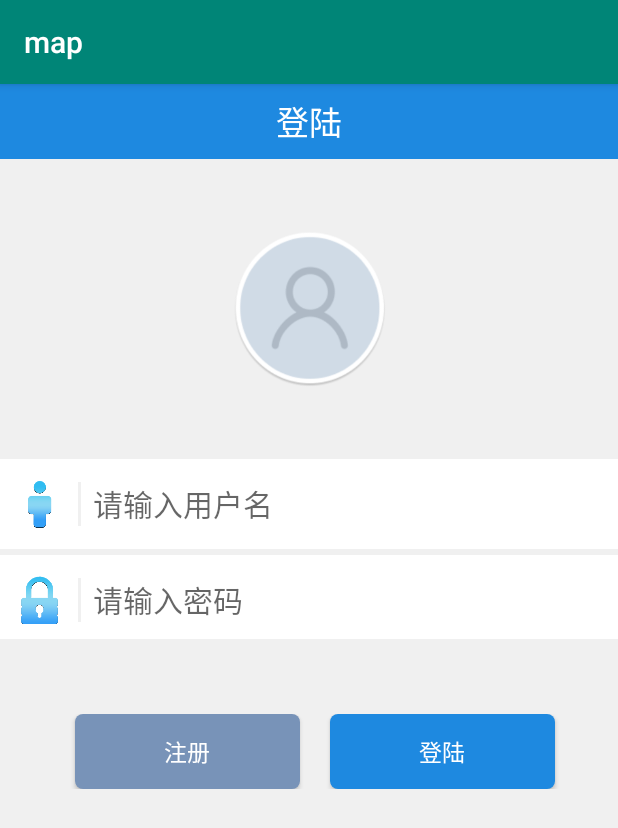
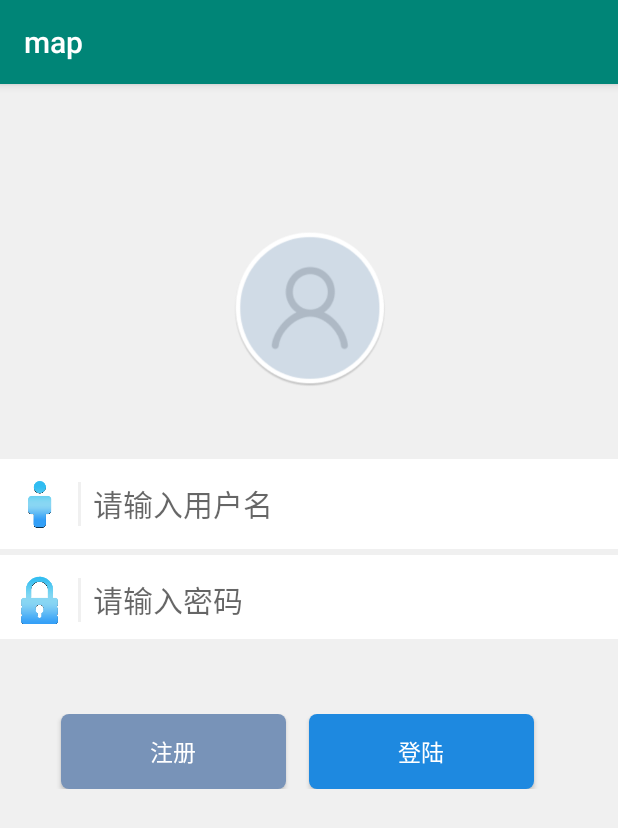
Before and after one commit to yddjyy/map, an Android app: the screen it shows after launch (login), on a phone screen of 412 x 824 dp. Shown: the top 828 px of the screen. Run offline under Robolectric (Android 15) with nearby library versions, the phone set to English and light mode, and no system bars.

Commit message:
添加桌面图标

```diff
--- a/app/src/main/AndroidManifest.xml
+++ b/app/src/main/AndroidManifest.xml
@@ -1,10 +1,12 @@
 <?xml version="1.0" encoding="utf-8"?>
 <manifest xmlns:android="http://schemas.android.com/apk/res/android"
     package="com.my.map">
-
+    <uses-permission android:name="android.permission.INTERNET" />
+    <uses-permission android:name="android.permission.WRITE_EXTERNAL_STORAGE" /> <!-- 访问网络，网络定位需要上网 -->
+    <uses-permission android:name="android.permission.ACCESS_COARSE_LOCATION" /> <!-- 访问网络，进行地图相关业务数据请求，包括地图数据，路线规划，POI检索等 -->
     <application
         android:allowBackup="true"
-        android:icon="@mipmap/ic_launcher"
+        android:icon="@mipmap/icon_app"
         android:label="@string/app_name"
         android:roundIcon="@mipmap/ic_launcher_round"
         android:supportsRtl="true"
--- a/app/src/main/java/com/my/map/login.java
+++ b/app/src/main/java/com/my/map/login.java
@@ -1,7 +1,6 @@
 package com.my.map;
 
 import androidx.appcompat.app.AppCompatActivity;
-
 import android.os.Bundle;
 import android.view.View;
 import android.widget.Button;
@@ -45,6 +44,7 @@ public class login extends AppCompatActivity {
             public void onClick(View view) {
                 String username = ((EditText) findViewById(R.id.username)).getText().toString();
                 String password = ((EditText) findViewById(R.id.password)).getText().toString();
+                System.out.println(username+","+password+"-----------------------------");
                 if (UserService.signUp(username, password))
                     runOnUiThread(new Runnable() {
                         @Override
--- a/app/src/main/res/layout/activity_login.xml
+++ b/app/src/main/res/layout/activity_login.xml
@@ -4,29 +4,12 @@
     android:layout_height="fill_parent"
     android:orientation="vertical"
     android:background="#f0f0f0">
-    <RelativeLayout
-        android:id="@+id/LoginTopTitle"
-        android:layout_width="fill_parent"
-        android:layout_height="50dp"
-        android:layout_alignParentTop="true"
-        android:background="#1e89e0">
-        <LinearLayout
-            android:layout_width="wrap_content"
-            android:layout_height="wrap_content"
-            android:layout_centerInParent="true">
-            <TextView
-                android:layout_width="wrap_content"
-                android:layout_height="wrap_content"
-                android:text="登陆"
-                android:textSize="22dp"
-                android:textColor="#ffffff" />
-        </LinearLayout>
-    </RelativeLayout>
+
     <RelativeLayout
         android:id="@+id/loginUser"
         android:layout_width="fill_parent"
         android:layout_height="200dp"
-        android:layout_below="@id/LoginTopTitle">
+        android:layout_marginTop="50dp">
         <ImageView
             android:layout_width="120dp"
             android:layout_height="120dp"
@@ -127,11 +110,10 @@
         <LinearLayout
             android:layout_width="fill_parent"
             android:layout_height="wrap_content"
-            android:layout_centerInParent="true">
-            <TextView
-                android:layout_width="50dp"
-                android:layout_height="wrap_content" />
+            android:layout_centerInParent="true"
+            android:gravity="center">
             <Button
+                android:layout_marginRight="15dp"
                 android:id="@+id/register"
                 android:layout_width="150dp"
                 android:layout_height="50dp"
@@ -139,10 +121,8 @@
                 android:textColor="#ffffff"
                 android:background="@drawable/buttonstyle"
                 android:text="注册"/>
-            <TextView
-                android:layout_width="20dp"
-                android:layout_height="wrap_content" />
             <Button
+                android:layout_marginRight="15dp"
                 android:id="@+id/Login"
                 android:layout_width="150dp"
                 android:layout_height="50dp"
@@ -150,9 +130,7 @@
                 android:background="@drawable/buttonstyle1"
                 android:textColor="#ffffff"
                 android:text="登陆" />
-            <TextView
-                android:layout_width="40dp"
-                android:layout_height="wrap_content" />
+
         </LinearLayout>
     </RelativeLayout>
 </RelativeLayout>
--- a/app/src/main/res/values/strings.xml
+++ b/app/src/main/res/values/strings.xml
@@ -4,5 +4,5 @@
     <string name="title_home">地图</string>
     <string name="title_dashboard">轨迹</string>
     <string name="title_notifications">个人</string>
-    <string name="ditu">&#xe637;</string>
+
 </resources>
```
Also changed, not shown: app/src/main/res/mipmap-hdpi/icon_app.png (added).
